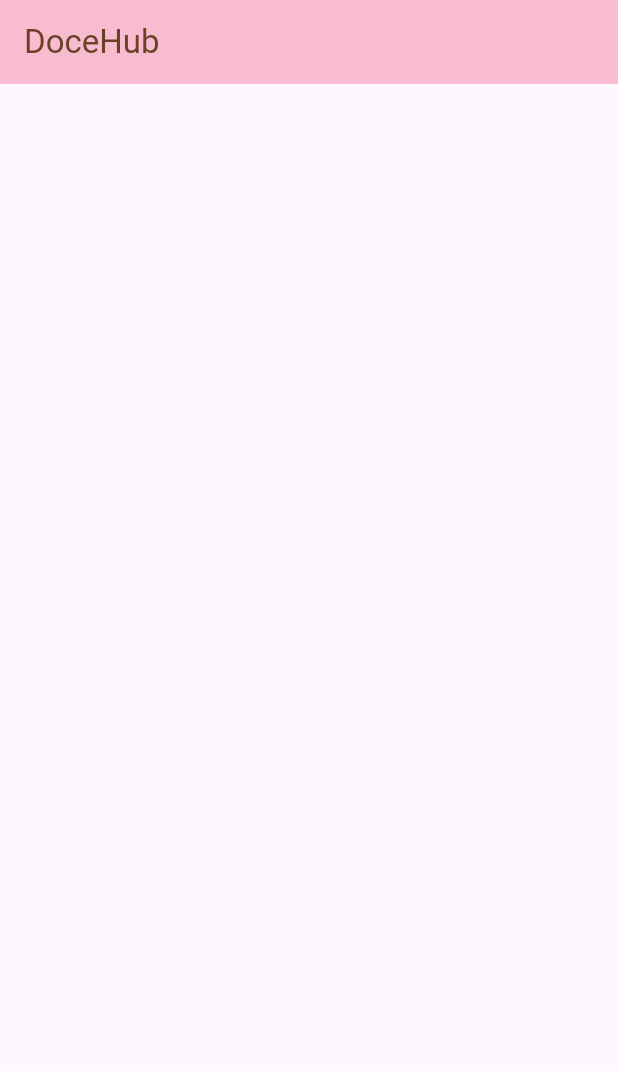
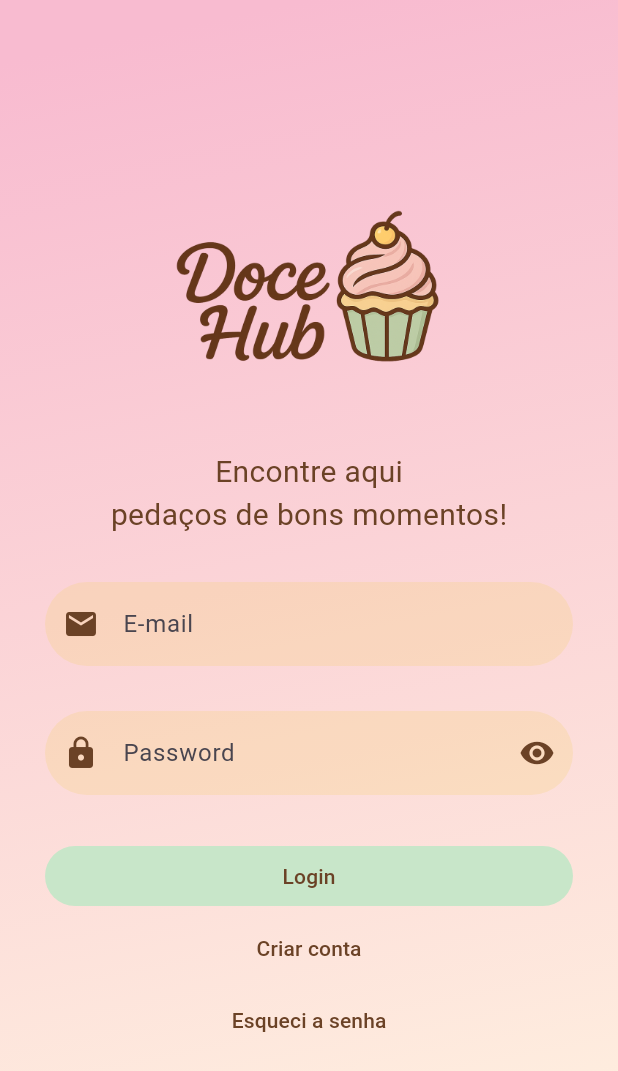
Before and after one commit to JuanNerySantos/desafio-engeselt, a Flutter app: the screen it shows after launch, on a phone screen of 412 x 824 dp. Shown: the top 1071 px of the screen. Run offline on Flutter 3.47's test engine with Material 3 defaults, Android fonts, the phone set to English and light mode, and no system bars.

Commit message:
chore: cretate initial structs for the login screen

```diff
--- a/lib/my_app.dart
+++ b/lib/my_app.dart
@@ -1,5 +1,5 @@
 import 'package:flutter/material.dart';
-import 'package:marketplace/pages/home_page.dart';
+import 'package:marketplace/pages/login-page.dart';
 
 class MyApp extends StatelessWidget {
   const MyApp({super.key});
@@ -19,7 +19,7 @@ class MyApp extends StatelessWidget {
           ), // cor do texto e ícones
         ),
       ),
-      home: HomePage(),
+      home: LoginPage(),
     );
   }
 }
--- /dev/null
+++ b/lib/pages/login-page.dart
@@ -0,0 +1,123 @@
+import 'package:flutter/material.dart';
+
+class LoginPage extends StatefulWidget {
+  const LoginPage({super.key});
+
+  @override
+  State<LoginPage> createState() => _LoginPageState();
+}
+
+class _LoginPageState extends State<LoginPage> {
+  @override
+  Widget build(BuildContext context) {
+    return SafeArea(
+      child: Scaffold(
+        body: Container(
+          width: double.infinity,
+          decoration: const BoxDecoration(
+            gradient: LinearGradient(
+              begin: Alignment.topCenter,
+              end: Alignment(0.8, 1),
+              colors: <Color>[Color(0xfff8bbd0), Color(0xfffff3e0)],
+            ),
+          ),
+          child: SingleChildScrollView(
+            child: ConstrainedBox(
+              constraints: BoxConstraints(
+                maxHeight: MediaQuery.of(context).size.height,
+              ),
+              child: Column(
+                children: [
+                  const SizedBox(height: 100),
+                  Container(
+                    child: Image.asset("assets/imagens/logo.png", height: 200),
+                  ),
+                  const Text(
+                    "Encontre aqui",
+                    style: TextStyle(fontSize: 20, color: Color(0xff6b4226)),
+                  ),
+                  const Text(
+                    "pedaços de bons momentos!",
+                    style: TextStyle(fontSize: 20, color: Color(0xff6b4226)),
+                  ),
+                  const SizedBox(height: 30),
+
+                  Container(
+                    margin: EdgeInsets.symmetric(horizontal: 30),
+                    child: TextField(
+                      decoration: InputDecoration(
+                        filled: true,
+                        fillColor: Color(0x3FF4D16F),
+                        hintText: "E-mail",
+                        border: OutlineInputBorder(
+                          borderRadius: BorderRadius.circular(30),
+                          borderSide: BorderSide.none,
+                        ),
+                        prefixIcon: Icon(Icons.email, color: Color(0xff6b4226)),
+                      ),
+                    ),
+                  ),
+                  const SizedBox(height: 30),
+
+                  Container(
+                    margin: EdgeInsets.symmetric(horizontal: 30),
+                    child: TextField(
+                      decoration: InputDecoration(
+                        filled: true,
+                        fillColor: Color(0x3FF4D16F),
+                        hintText: "Password",
+                        border: OutlineInputBorder(
+                          borderRadius: BorderRadius.circular(30),
+                          borderSide: BorderSide.none,
+                        ),
+                        prefixIcon: Icon(Icons.lock, color: Color(0xff6b4226)),
+                        suffixIcon: Icon(
+                          Icons.visibility,
+                          color: Color(0xff6b4226),
+                        ),
+                      ),
+                    ),
+                  ),
+                  const SizedBox(height: 30),
+
+                  Container(
+                    width: double.infinity,
+                    margin: EdgeInsets.symmetric(horizontal: 30),
+                    child: TextButton(
+                      onPressed: () => {},
+                      style: TextButton.styleFrom(
+                        backgroundColor: Color(0xffc8e6c9),
+                      ),
+                      child: Text(
+                        "Login",
+                        style: TextStyle(color: Color(0xff6b4226)),
+                      ),
+                    ),
+                  ),
+                  Container(
+                    child: TextButton(
+                      onPressed: () => {},
+                      child: Text(
+                        "Criar conta",
+                        style: TextStyle(color: Color(0xff6b4226)),
+                      ),
+                    ),
+                  ),
+                  Container(
+                    child: TextButton(
+                      onPressed: () => {},
+                      child: Text(
+                        "Esqueci a senha",
+                        style: TextStyle(color: Color(0xff6b4226)),
+                      ),
+                    ),
+                  ),
+                ],
+              ),
+            ),
+          ),
+        ),
+      ),
+    );
+  }
+}
```
Also changed, not shown: lib/pages/login_page.dart (added, +123 -0 lines).
